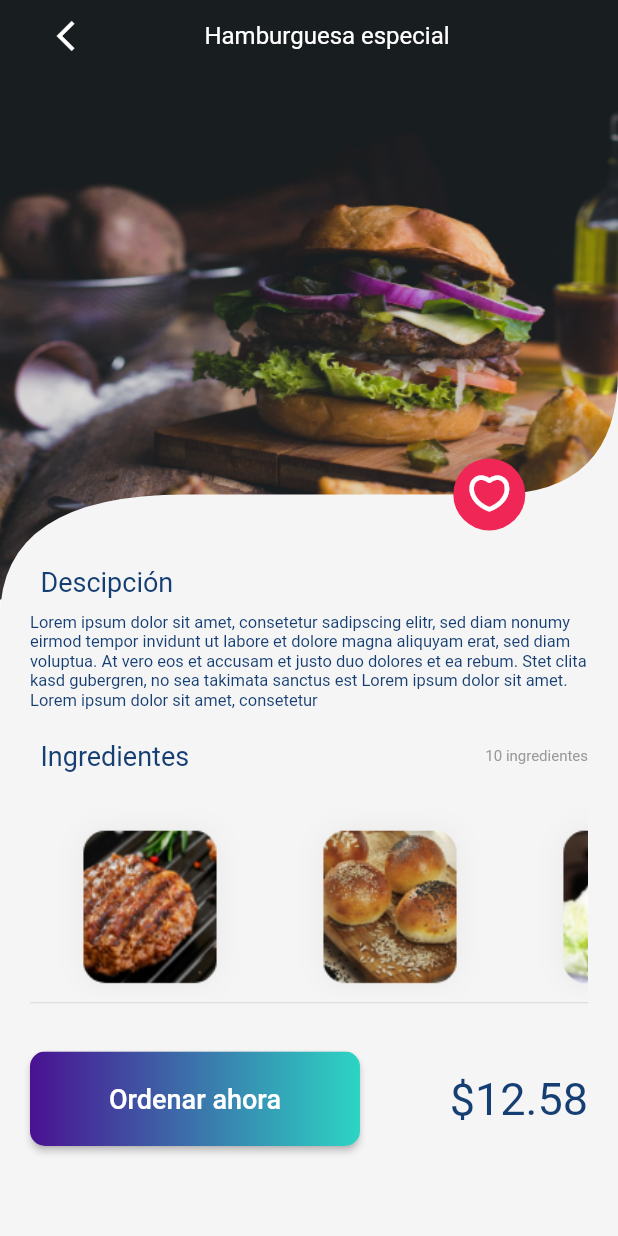
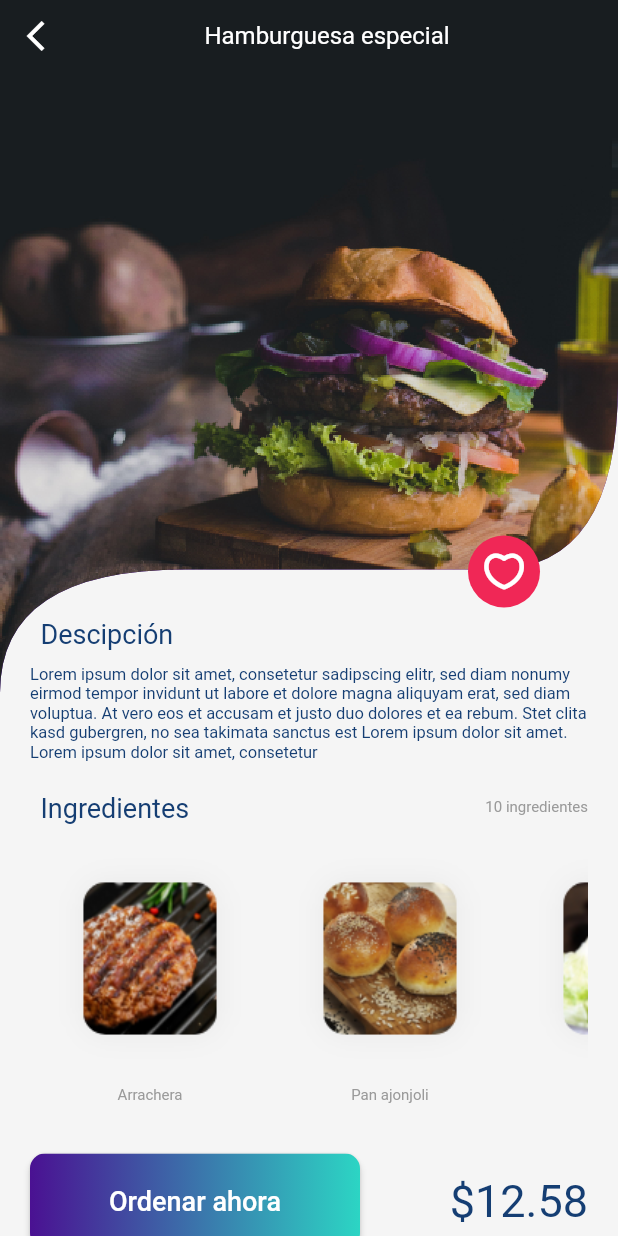
Before and after one commit to rodgav/deliveryappML, a Flutter app: the screen it shows after launch, after a tap on the "arrow forward ios" icon, on a phone screen of 412 x 824 dp. Run offline on Flutter 3.47's test engine with Material 2 defaults, Android fonts, the light colour scheme and no system bars.

Commit message:
fix scroll in prod detail.dart

```diff
--- a/lib/main.dart
+++ b/lib/main.dart
@@ -12,7 +12,8 @@ class MyApp extends StatelessWidget {
   @override
   Widget build(BuildContext context) {
     return MaterialApp(
-      title: 'Flutter Demo',debugShowCheckedModeBanner: false,
+      title: 'Flutter Demo',
+      debugShowCheckedModeBanner: false,
       theme: ThemeData(
           // This is the theme of your application.
           //
@@ -28,7 +29,7 @@ class MyApp extends StatelessWidget {
       routes: {
         '/': (_) => HomePage(),
         '/detail': (_) => DetailPage(),
-        '/cart': (_) => CartPage()
+        '/cart': (_) => CartPage(),
       },
     );
   }
--- a/lib/pages/detail.dart
+++ b/lib/pages/detail.dart
@@ -1,73 +1,54 @@
+import 'dart:typed_data';
+
 import 'package:deliveryapp1mauriciolopez/helpers/colors.dart';
-import 'package:deliveryapp1mauriciolopez/helpers/icons.dart';
+import 'package:deliveryapp1mauriciolopez/widgets/appBarDetail.dart';
 import 'package:deliveryapp1mauriciolopez/widgets/button.dart';
 import 'package:deliveryapp1mauriciolopez/widgets/itemIngre.dart';
 import 'package:flutter/material.dart';
 import 'package:flutter/rendering.dart';
+import 'dart:ui' as ui;
 
-class DetailPage extends StatelessWidget {
+import 'package:flutter/services.dart';
+
+class DetailPage extends StatefulWidget {
+  @override
+  _DetailPageState createState() => _DetailPageState();
+}
+
+class _DetailPageState extends State<DetailPage> {
   List<ItemIngreWid> ingreds = [
     ItemIngreWid(asset: 'assets/images/arrachera.png', name: 'Arrachera'),
     ItemIngreWid(asset: 'assets/images/pan.png', name: 'Pan ajonjoli'),
     ItemIngreWid(asset: 'assets/images/lechuga.png', name: 'Lechuga'),
     ItemIngreWid(asset: 'assets/images/cebolla.png', name: 'Cebolla'),
   ];
+  ui.Image _image;
+
+  @override
+  void initState() {
+    // TODO: implement initState
+    super.initState();
+    _loadImage();
+  }
 
   @override
   Widget build(BuildContext context) {
     Size size = MediaQuery.of(context).size;
     return Scaffold(
-      body: Stack(
-        children: [
-          Image.asset(
-            'assets/images/hambEspecial.png',
-            fit: BoxFit.fill,
-            width: size.width,
-            height: size.height * 0.6,
+        backgroundColor: ColorsH.bg,
+        body: CustomScrollView(
+          physics: BouncingScrollPhysics(),
+          slivers: [
+            SliverPersistentHeader(
+              delegate: AppBarDetailWid(
+                  image: _image, expandedHeight: size.height * 0.5, size: size),
+              pinned: true,
             ),
+            SliverList(
+              delegate: SliverChildListDelegate(
+                [
                   Container(
-              width: size.width,
-              height: size.height,
-              decoration: BoxDecoration(),
-              child: CustomPaint(
-                painter: _Painter(),
-                child: Container(
-                  margin: EdgeInsets.symmetric(vertical: 0, horizontal: 20),
-                  child: Column(
-                      mainAxisAlignment: MainAxisAlignment.start,
-                      crossAxisAlignment: CrossAxisAlignment.start,
-                      children: [
-                        SafeArea(
-                            child: Row(
-                          mainAxisAlignment: MainAxisAlignment.spaceBetween,
-                          children: [
-                            IconButton(
-                              icon: Icon(
-                                Icons.arrow_back_ios_sharp,
-                                color: ColorsH.white,
-                              ),
-                              onPressed: () {
-                                Navigator.of(context).pop();
-                              },
-                            ),
-                            Text(
-                              'Hamburguesa especial',
-                              style:
-                                  TextStyle(color: ColorsH.white, fontSize: 16),
-                            ),
-                            Container(
-                              width: 24,
-                              height: 0,
-                            )
-                          ],
-                        )),
-                        Container(
-                          height: size.height * 0.4,
-                        ),
-                        Container(
-                          height: size.height * 0.35,
-                          child: SingleChildScrollView(
-                            physics: BouncingScrollPhysics(),
+                    padding: EdgeInsets.symmetric(horizontal: 20),
                     child: Column(
                       crossAxisAlignment: CrossAxisAlignment.start,
                       children: [
@@ -75,8 +56,7 @@ class DetailPage extends StatelessWidget {
                           margin: EdgeInsets.only(left: 7),
                           child: Text(
                             'Descipción',
-                                    style: TextStyle(
-                                        color: ColorsH.text, fontSize: 18),
+                            style: TextStyle(color: ColorsH.text, fontSize: 18),
                           ),
                         ),
                         SizedBox(
@@ -90,8 +70,7 @@ class DetailPage extends StatelessWidget {
                           'et ea rebum. Stet clita kasd gubergren, no sea takimata '
                           'sanctus est Lorem ipsum dolor sit amet. Lorem ipsum'
                           ' dolor sit amet, consetetur',
-                                  style: TextStyle(
-                                      color: ColorsH.text, fontSize: 11),
+                          style: TextStyle(color: ColorsH.text, fontSize: 11),
                         ),
                         SizedBox(
                           height: 20,
@@ -99,20 +78,17 @@ class DetailPage extends StatelessWidget {
                         Container(
                             margin: EdgeInsets.only(left: 7),
                             child: Row(
-                                      mainAxisAlignment:
-                                          MainAxisAlignment.spaceBetween,
+                              mainAxisAlignment: MainAxisAlignment.spaceBetween,
                               children: [
                                 Text(
                                   'Ingredientes',
                                   style: TextStyle(
-                                              color: ColorsH.text,
-                                              fontSize: 18),
+                                      color: ColorsH.text, fontSize: 18),
                                 ),
                                 Text(
                                   '10 ingredientes',
                                   style: TextStyle(
-                                              color: ColorsH.text4,
-                                              fontSize: 10),
+                                      color: ColorsH.text4, fontSize: 10),
                                 ),
                               ],
                             )),
@@ -127,16 +103,6 @@ class DetailPage extends StatelessWidget {
                               physics: BouncingScrollPhysics(),
                               children: ingreds,
                             )),
-                                SizedBox(
-                                  height: 10,
-                                ),
-                              ],
-                            ),
-                          ),
-                        ),
-                        Divider(
-                          height: 5,
-                        ),
                         SizedBox(
                           height: 10,
                         ),
@@ -156,54 +122,22 @@ class DetailPage extends StatelessWidget {
                               ),
                             ],
                           ),
-                        )
-                      ]),
                         ),
-              )),
-          Positioned(
-            top: (size.height * 0.40) - 24,
-            right: size.width * 0.15,
-            child: Container(
-              width: 48,
-              height: 48,
-              decoration: BoxDecoration(
-                  borderRadius: BorderRadius.circular(100),
-                  color: ColorsH.rosa),
-              child: Icon(
-                IconsH.nofavorite,
-                color: ColorsH.white,
-              ),
+                      ],
                     ),
                   )
                 ],
               ),
-    );
+            )
+          ],
+        ));
+  }
+
+  _loadImage() async {
+    ByteData bd = await rootBundle.load('assets/images/hambEspecial.png');
+    final Uint8List bytes = Uint8List.view(bd.buffer);
+    final ui.Codec codec = await ui.instantiateImageCodec(bytes);
+    final ui.Image image = (await codec.getNextFrame()).image;
+    setState(() => _image = image);
   }
 }
-
-class _Painter extends CustomPainter {
-  @override
-  void paint(Canvas canvas, Size size) {
-    // TODO: implement paint
-    final paint = Paint();
-    paint.color = ColorsH.bg;
-    paint.style = PaintingStyle.fill;
-    paint.strokeWidth = 5;
-    final path = Path();
-    path.moveTo(0, size.height);
-    path.lineTo(0, size.height * 0.5);
-    path.quadraticBezierTo(
-        0, size.height * 0.40, size.width * 0.3, size.height * 0.40);
-    path.lineTo(size.width * 0.80, size.height * 0.40);
-    path.quadraticBezierTo(
-        size.width, size.height * 0.4, size.width, size.height * 0.30);
-    path.lineTo(size.width, size.height);
-    path.lineTo(0, size.height);
-    canvas.drawPath(path, paint);
-  }
-
-  @override
-  bool shouldRepaint(covariant CustomPainter oldDelegate) {
-    return true;
-  }
-}
--- /dev/null
+++ b/lib/widgets/appBarDetail.dart
@@ -0,0 +1,119 @@
+import 'package:deliveryapp1mauriciolopez/helpers/colors.dart';
+import 'package:deliveryapp1mauriciolopez/helpers/icons.dart';
+import 'package:flutter/material.dart';
+import 'dart:ui' as ui;
+
+class AppBarDetailWid extends SliverPersistentHeaderDelegate {
+  final double expandedHeight;
+  ui.Image image;
+  final Size size;
+
+  AppBarDetailWid({this.expandedHeight, this.image, this.size});
+
+  @override
+  Widget build(
+      BuildContext context, double shrinkOffset, bool overlapsContent) {
+    return Stack(
+      fit: StackFit.expand,
+      clipBehavior: Clip.none,
+      children: [
+        Container(
+          height: expandedHeight,
+          child: CustomPaint(
+            painter: _Painter(image: image),
+          ),
+        ),
+        Positioned(
+          top: 0,
+          left: 0,
+          right: 0,
+          child: SafeArea(
+              child: Row(
+            mainAxisAlignment: MainAxisAlignment.spaceBetween,
+            children: [
+              IconButton(
+                icon: Icon(
+                  Icons.arrow_back_ios_sharp,
+                  color: ColorsH.white,
+                ),
+                onPressed: () {
+                  Navigator.of(context).pop();
+                },
+              ),
+              Text(
+                'Hamburguesa especial',
+                style: TextStyle(color: ColorsH.white, fontSize: 16),
+              ),
+              Container(
+                width: 24,
+                height: 0,
+              )
+            ],
+          )),
+        ),
+        Positioned(
+          top: (expandedHeight - shrinkOffset) - 55,
+          left: MediaQuery.of(context).size.width - 100,
+          child: Opacity(
+            opacity: (1 - shrinkOffset / expandedHeight),
+            child: Container(
+              width: 48,
+              height: 48,
+              decoration: BoxDecoration(
+                  borderRadius: BorderRadius.circular(100),
+                  color: ColorsH.rosa),
+              child: Icon(
+                IconsH.nofavorite,
+                color: ColorsH.white,
+              ),
+            )
+          ),
+        )
+      ],
+    );
+  }
+
+  @override
+  double get maxExtent => expandedHeight;
+
+  @override
+  double get minExtent => kToolbarHeight ;
+
+  @override
+  bool shouldRebuild(SliverPersistentHeaderDelegate oldDelegate) => true;
+}
+
+class _Painter extends CustomPainter {
+  ui.Image image;
+
+  _Painter({@required this.image});
+
+  @override
+  void paint(Canvas canvas, Size size) {
+    // TODO: implement paint
+    final paint = Paint();
+    paint.color = ColorsH.morado;
+    paint.style = PaintingStyle.fill;
+    paint.strokeWidth = 5;
+    final path = Path();
+    path.lineTo(0, size.height + 50);
+    path.quadraticBezierTo(
+        0, size.height * 0.8 + 50, size.width * 0.3, size.height * 0.8 + 50);
+    path.lineTo(size.width * 0.8, size.height * 0.8 + 50);
+    path.quadraticBezierTo(
+        size.width, size.height * 0.8 + 50, size.width, size.height * 0.5 + 50);
+    path.lineTo(size.width, 0);
+    canvas.drawPath(path, paint);
+    canvas.drawPath(
+        path,
+        Paint()
+          ..shader = ImageShader(image, TileMode.clamp, TileMode.clamp,
+              Matrix4.identity().scaled(1.0).storage)
+          ..style = PaintingStyle.fill);
+  }
+
+  @override
+  bool shouldRepaint(covariant CustomPainter oldDelegate) {
+    return true;
+  }
+}
```
Also changed, not shown: assets/images/hambEspecial.png. Lines whose indentation alone changed are shown as unchanged.
